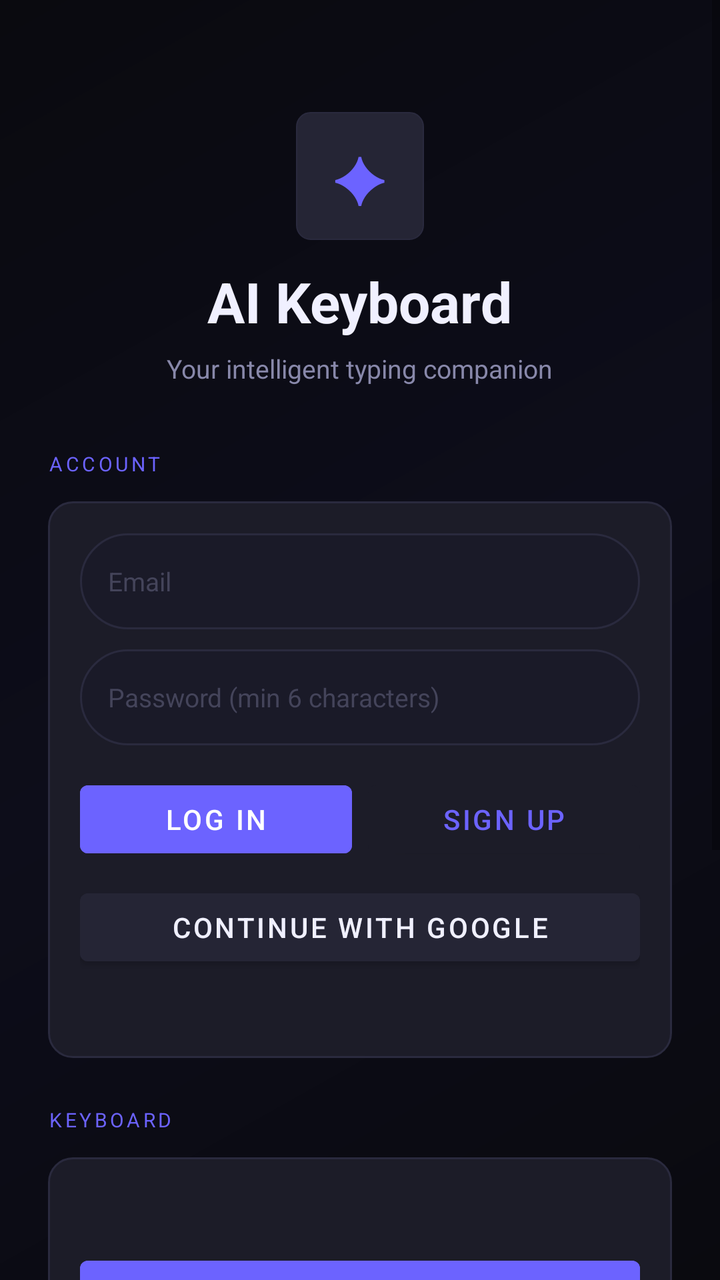
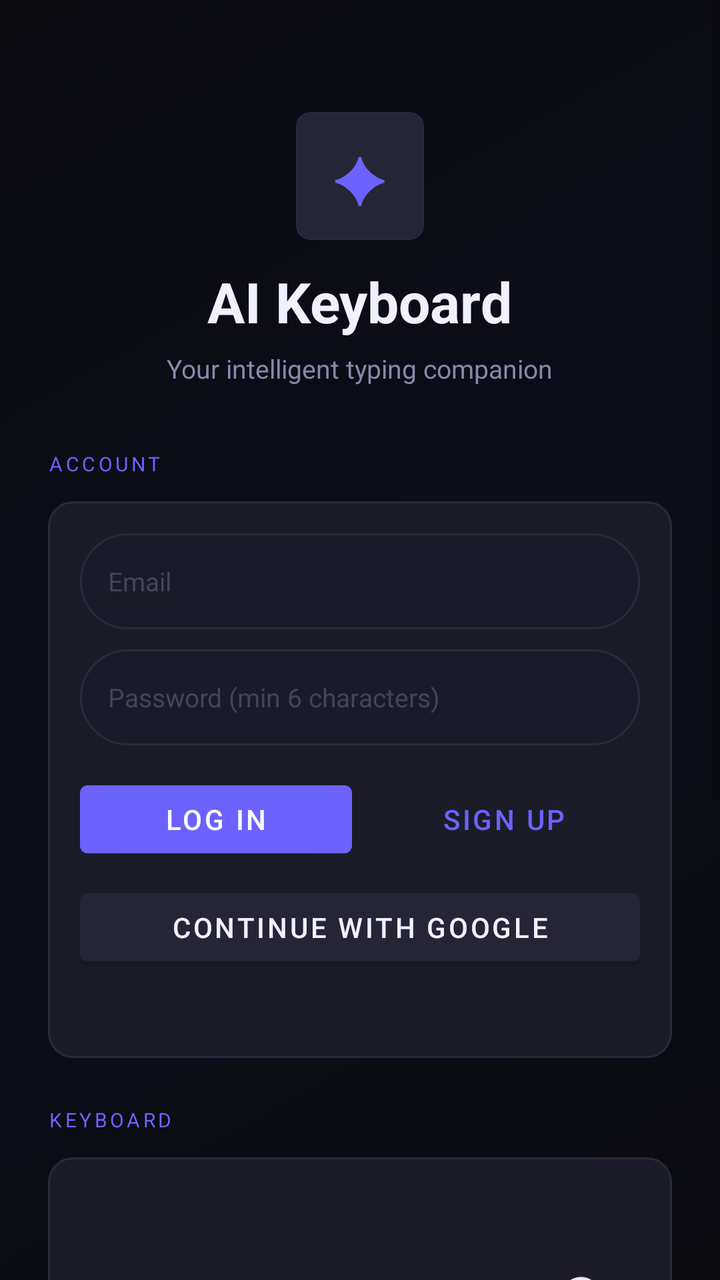

Two renders of the same Android screen: before a commit and after it. Below are the layout's source before the change and the commit's diff.
<!-- AndroidManifest.xml: application theme Theme.AiKeyboard -->
<!-- res/layout/activity_setup.xml -->
<?xml version="1.0" encoding="utf-8"?>
<ScrollView xmlns:android="http://schemas.android.com/apk/res/android"
    android:layout_width="match_parent" android:layout_height="match_parent"
    android:background="@drawable/bg_setup" android:fillViewport="true">

    <LinearLayout android:layout_width="match_parent" android:layout_height="wrap_content"
        android:orientation="vertical" android:paddingStart="24dp" android:paddingEnd="24dp"
        android:paddingTop="56dp" android:paddingBottom="40dp">

        <LinearLayout android:layout_width="match_parent" android:layout_height="wrap_content"
            android:orientation="vertical" android:gravity="center" android:layout_marginBottom="32dp">
            <TextView android:layout_width="64dp" android:layout_height="64dp" android:text="✦" android:textSize="32sp"
                android:textColor="@color/brand_accent" android:gravity="center" android:background="@drawable/bg_key_special" />
            <TextView android:layout_width="wrap_content" android:layout_height="wrap_content" android:text="AI Keyboard"
                android:textColor="@color/text_primary" android:textSize="28sp" android:textStyle="bold" android:layout_marginTop="12dp" />
            <TextView android:layout_width="wrap_content" android:layout_height="wrap_content"
                android:text="Your intelligent typing companion" android:textColor="@color/text_secondary"
                android:textSize="13sp" android:layout_marginTop="6dp" />
        </LinearLayout>

        <TextView android:layout_width="match_parent" android:layout_height="wrap_content"
            android:text="ACCOUNT" android:textColor="@color/brand_accent" android:textSize="10sp"
            android:letterSpacing="0.15" android:layout_marginBottom="12dp" />

        
        <LinearLayout android:id="@+id/card_signed_out" android:layout_width="match_parent" android:layout_height="wrap_content" android:orientation="vertical" android:background="@drawable/bg_settings_field" android:padding="16dp" android:layout_marginBottom="24dp">

            <EditText android:id="@+id/input_email" android:layout_width="match_parent" android:layout_height="48dp"
                android:background="@drawable/bg_input_field" android:paddingStart="14dp" android:paddingEnd="14dp"
                android:textColor="@color/text_primary" android:textColorHint="@color/text_hint" android:textSize="13sp"
                android:hint="Email" android:inputType="textEmailAddress" android:maxLines="1" />

            <EditText android:id="@+id/input_password" android:layout_width="match_parent" android:layout_height="48dp"
                android:background="@drawable/bg_input_field" android:paddingStart="14dp" android:paddingEnd="14dp"
                android:textColor="@color/text_primary" android:textColorHint="@color/text_hint" android:textSize="13sp"
                android:hint="Password (min 6 characters)" android:inputType="textPassword" android:maxLines="1" android:layout_marginTop="10dp" />
            <LinearLayout android:layout_width="match_parent" android:layout_height="wrap_content"
                android:orientation="horizontal" android:layout_marginTop="14dp">
                <Button android:id="@+id/btn_login" android:layout_width="0dp" android:layout_height="46dp" android:layout_weight="1"
                    android:text="Log in" android:textColor="@color/white" android:backgroundTint="@color/brand_accent" />
                <Button android:id="@+id/btn_signup" android:layout_width="0dp" android:layout_height="46dp" android:layout_weight="1"
                    android:layout_marginStart="8dp" android:text="Sign up" android:textColor="@color/brand_accent"
                    android:backgroundTint="@color/brand_card" />
            </LinearLayout>
            <Button android:id="@+id/btn_google" android:layout_width="match_parent" android:layout_height="46dp"
                android:layout_marginTop="8dp" android:text="Continue with Google" android:textColor="@color/text_primary"
                android:backgroundTint="@color/key_special" />
            <TextView android:id="@+id/tv_auth_status" android:layout_width="match_parent" android:layout_height="wrap_content"
                android:layout_marginTop="10dp" android:textSize="12sp" android:lineSpacingMultiplier="1.3" />
        </LinearLayout>

        
        <LinearLayout android:id="@+id/card_signed_in" android:layout_width="match_parent" android:layout_height="wrap_content"
            android:visibility="gone" android:orientation="vertical" android:background="@drawable/bg_settings_field" android:padding="16dp" android:layout_marginBottom="24dp">
            <TextView android:id="@+id/tv_signed_in_email" android:layout_width="match_parent" android:layout_height="wrap_content"
                android:textColor="@color/brand_green" android:textSize="14sp" />
            <TextView android:layout_width="match_parent" android:layout_height="wrap_content" android:layout_marginTop="4dp"
                android:text="Signed in. AI chat and notes are ready in the keyboard." android:textColor="@color/text_secondary" android:textSize="12sp" />
            <Button android:id="@+id/btn_logout" android:layout_width="match_parent" android:layout_height="44dp"
                android:layout_marginTop="12dp" android:text="Sign out" android:textColor="@color/brand_red"
                android:backgroundTint="@color/brand_card" />
        </LinearLayout>

        <TextView android:layout_width="match_parent" android:layout_height="wrap_content"
            android:text="KEYBOARD" android:textColor="@color/brand_accent" android:textSize="10sp"
            android:letterSpacing="0.15" android:layout_marginBottom="12dp" />
        <LinearLayout android:layout_width="match_parent" android:layout_height="wrap_content" android:orientation="vertical" android:background="@drawable/bg_settings_field" android:padding="16dp" android:layout_marginBottom="24dp">
            <TextView android:id="@+id/tv_kb_status" android:layout_width="match_parent" android:layout_height="wrap_content"
                android:textColor="@color/text_primary" android:textSize="13sp" />
            <Button android:id="@+id/btn_enable_keyboard" android:layout_width="match_parent" android:layout_height="44dp"
                android:layout_marginTop="12dp" android:text="1. Enable keyboard" android:textColor="@color/white"
                android:backgroundTint="@color/brand_accent" />
            <Button android:id="@+id/btn_select_keyboard" android:layout_width="match_parent" android:layout_height="44dp"
                android:layout_marginTop="8dp" android:text="2. Choose as default" android:textColor="@color/brand_accent"
                android:backgroundTint="@color/brand_card" />
        </LinearLayout>

        <TextView android:layout_width="match_parent" android:layout_height="wrap_content"
            android:text="BRING YOUR OWN API (COMING SOON)" android:textColor="@color/brand_accent" android:textSize="10sp"
            android:letterSpacing="0.15" android:layout_marginBottom="12dp" />
        <LinearLayout android:layout_width="match_parent" android:layout_height="wrap_content" android:alpha="0.5" android:orientation="vertical" android:background="@drawable/bg_settings_field" android:padding="16dp" android:layout_marginBottom="24dp">

            <EditText android:id="@+id/input_byo_key" android:layout_width="match_parent" android:layout_height="48dp"
                android:background="@drawable/bg_input_field" android:paddingStart="14dp" android:paddingEnd="14dp"
                android:textColor="@color/text_primary" android:textColorHint="@color/text_hint" android:textSize="13sp"
                android:hint="Your own API key" android:inputType="textPassword" android:maxLines="1" android:enabled="false" />
            <TextView android:layout_width="match_parent" android:layout_height="wrap_content" android:layout_marginTop="6dp"
                android:text="Later you'll be able to use your own provider key instead of ours."
                android:textColor="@color/text_hint" android:textSize="11sp" />
        </LinearLayout>
    </LinearLayout>
</ScrollView>
<!-- resources referenced by this layout -->
<resources>
  <color name="brand_accent">#6C63FF</color>
  <color name="brand_card">#1C1C28</color>
  <color name="brand_green">#00E5A0</color>
  <color name="brand_red">#FF4F6E</color>
  <color name="key_special">#252535</color>
  <color name="text_hint">#44445A</color>
  <color name="text_primary">#F0F0FF</color>
  <color name="text_secondary">#8888AA</color>
  <color name="white">#FFFFFF</color>
  <!-- drawable bg_input_field (drawable) -->
  <?xml version="1.0" encoding="utf-8"?>
  <shape xmlns:android="http://schemas.android.com/apk/res/android"
      android:shape="rectangle">
      <solid android:color="@color/panel_input_bg" />
      <corners android:radius="24dp" />
      <stroke android:width="1dp" android:color="#2A2A3E" />
  </shape>
  <!-- drawable bg_key_special (drawable) -->
  <?xml version="1.0" encoding="utf-8"?>
  <selector xmlns:android="http://schemas.android.com/apk/res/android">
      <item android:state_pressed="true">
          <shape android:shape="rectangle">
              <solid android:color="@color/brand_accent_dim" />
              <corners android:radius="@dimen/key_corner_radius" />
          </shape>
      </item>
      <item>
          <shape android:shape="rectangle">
              <solid android:color="@color/key_special" />
              <corners android:radius="@dimen/key_corner_radius" />
              <stroke android:width="0.5dp" android:color="@color/key_border" />
          </shape>
      </item>
  </selector>
  <!-- drawable bg_settings_field (drawable) -->
  <?xml version="1.0" encoding="utf-8"?>
  <shape xmlns:android="http://schemas.android.com/apk/res/android"
      android:shape="rectangle">
      <solid android:color="#1C1C28" />
      <corners android:radius="12dp" />
      <stroke android:width="1dp" android:color="#2A2A3E" />
  </shape>
  <!-- drawable bg_setup (drawable) -->
  <?xml version="1.0" encoding="utf-8"?>
  <shape xmlns:android="http://schemas.android.com/apk/res/android"
      android:shape="rectangle">
      <gradient
          android:startColor="#0A0A0F"
          android:centerColor="#0D0D1A"
          android:endColor="#0A0A0F"
          android:angle="135" />
  </shape>
  <style name="Theme.AiKeyboard" parent="Theme.MaterialComponents.DayNight.NoActionBar">
          <item name="colorPrimary">@color/brand_accent</item>
          <item name="colorPrimaryVariant">@color/brand_accent_dim</item>
          <item name="colorOnPrimary">@color/white</item>
          <item name="colorSurface">@color/brand_surface</item>
          <item name="colorOnSurface">@color/text_primary</item>
          <item name="android:windowBackground">@color/brand_primary</item>
          <item name="android:statusBarColor">@color/brand_primary</item>
          <item name="android:navigationBarColor">@color/brand_primary</item>
      </style>
  <color name="panel_input_bg">#1A1A28</color>
  <color name="brand_accent_dim">#3D3880</color>
  <dimen name="key_corner_radius">7dp</dimen>
  <color name="key_border">#2A2A3E</color>
  <color name="brand_surface">#12121A</color>
  <color name="brand_primary">#0A0A0F</color>
</resources>

<!-- the commit's change to res/layout/activity_setup.xml (unified diff, before → after) -->
@@ -67,6 +67,10 @@
         <LinearLayout android:layout_width="match_parent" android:layout_height="wrap_content" android:orientation="vertical" android:background="@drawable/bg_settings_field" android:padding="16dp" android:layout_marginBottom="24dp">
             <TextView android:id="@+id/tv_kb_status" android:layout_width="match_parent" android:layout_height="wrap_content"
                 android:textColor="@color/text_primary" android:textSize="13sp" />
+            <androidx.appcompat.widget.SwitchCompat android:id="@+id/switch_vibration"
+                android:layout_width="match_parent" android:layout_height="wrap_content"
+                android:layout_marginTop="12dp" android:text="Keyboard Vibration"
+                android:textColor="@color/text_primary" android:textSize="14sp" />
             <Button android:id="@+id/btn_enable_keyboard" android:layout_width="match_parent" android:layout_height="44dp"
                 android:layout_marginTop="12dp" android:text="1. Enable keyboard" android:textColor="@color/white"
                 android:backgroundTint="@color/brand_accent" />
